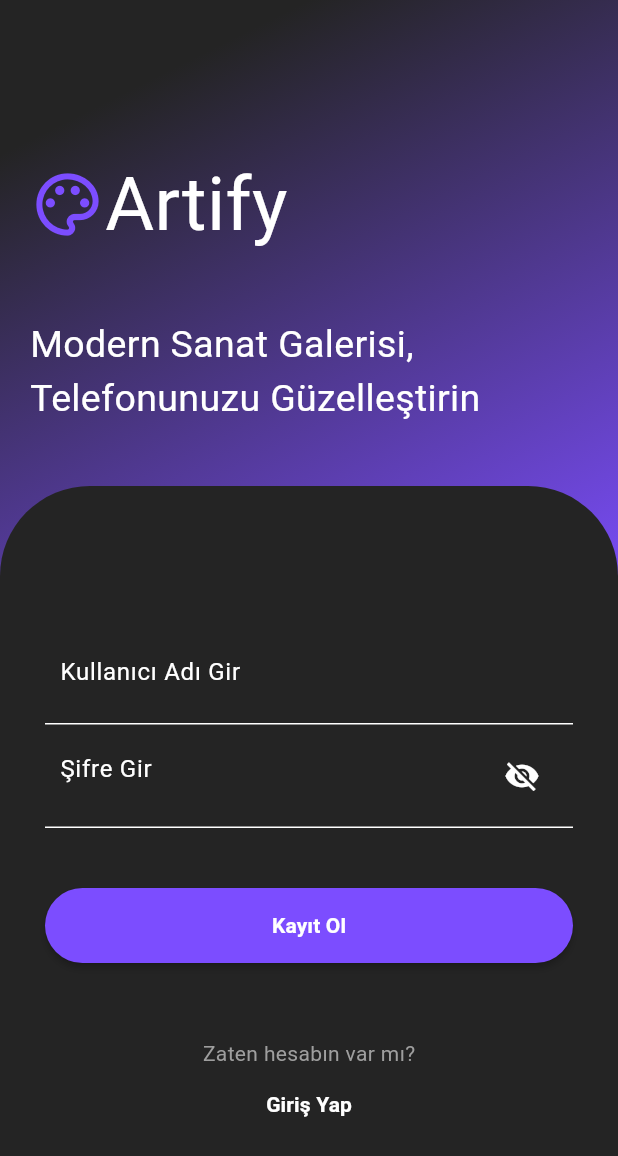
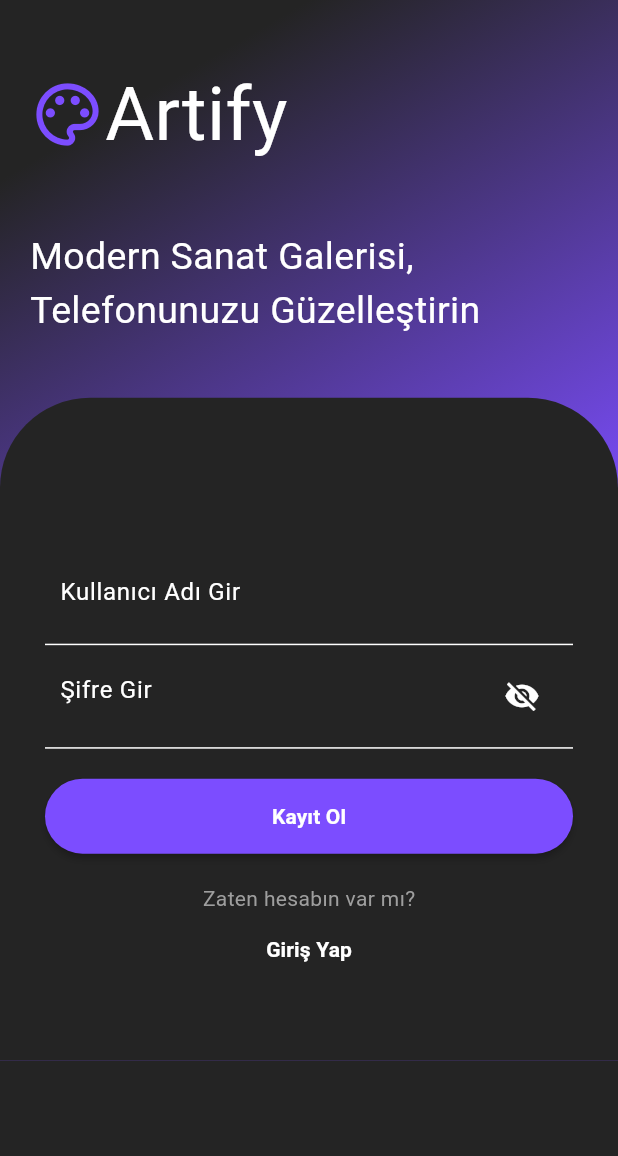
Before and after one commit to AksitArda/Artify, a Flutter app: the screen it shows after launch, after a tap on "Hesap Oluştur", on a phone screen of 412 x 824 dp. Shown: the top 1156 px of the screen. Run offline on Flutter 3.47's test engine with Material 3 defaults, Android fonts, the light colour scheme and no system bars; our stand-ins replace animate_do, image_picker, shared_preferences.

Commit message:
responsive updates

```diff
--- a/app/lib/login.dart
+++ b/app/lib/login.dart
@@ -78,7 +78,8 @@ class _LoginState extends State<Login> {
   Widget build(BuildContext context) {
     return Scaffold(
       backgroundColor: const Color.fromARGB(255, 36, 36, 36),
-      body: Container(
+      body: SingleChildScrollView(
+        child: Container(
           width: double.infinity,
           decoration: const BoxDecoration(
             gradient: LinearGradient(
@@ -92,7 +93,7 @@ class _LoginState extends State<Login> {
           child: Column(
             crossAxisAlignment: CrossAxisAlignment.start,
             children: <Widget>[
-            const SizedBox(height: 80),
+              const SizedBox(height: 20),
               Padding(
                 padding: const EdgeInsets.all(20),
                 child: Column(
@@ -126,8 +127,7 @@ class _LoginState extends State<Login> {
                 ),
               ),
               const SizedBox(height: 20),
-            Expanded(
-              child: Container(
+              Container(
                 decoration: const BoxDecoration(
                   color: Color.fromARGB(255, 36, 36, 36),
                   borderRadius: BorderRadius.only(
@@ -229,7 +229,7 @@ class _LoginState extends State<Login> {
                           ),
                         ),
                       ),
-                      const SizedBox(height: 50),
+                      const SizedBox(height: 20),
                       FadeInUp(
                         duration: const Duration(milliseconds: 1500),
                         child: const Text(
@@ -257,15 +257,14 @@ class _LoginState extends State<Login> {
                           ),
                         ),
                       ),
-                      const SizedBox(height: 40),
                     ],
-                  ),
                   ),
                 ),
               ),
             ],
           ),
         ),
+      ),
     );
   }
 }
--- a/app/lib/register.dart
+++ b/app/lib/register.dart
@@ -69,20 +69,26 @@ class _RegisterState extends State<Register> {
 
   @override
   Widget build(BuildContext context) {
+    final double screenHeight = MediaQuery.of(context).size.height;
+
     return Scaffold(
       backgroundColor: Color.fromARGB(255, 36, 36, 36),
-      body: Container(
+      body: SingleChildScrollView(
+        child: Container(
           width: double.infinity,
           decoration: BoxDecoration(
-          gradient: LinearGradient(begin: Alignment.topCenter, colors: [
+            gradient: LinearGradient(
+              begin: Alignment.topCenter,
+              colors: [
                 Color.fromARGB(255, 36, 36, 36),
                 Colors.deepPurpleAccent,
-          ]),
+              ],
+            ),
           ),
           child: Column(
             crossAxisAlignment: CrossAxisAlignment.start,
             children: <Widget>[
-            SizedBox(height: 80),
+              const SizedBox(height: 20),
               Padding(
                 padding: EdgeInsets.all(20),
                 child: Column(
@@ -95,7 +101,7 @@ class _RegisterState extends State<Register> {
                         Text("Artify", style: TextStyle(color: Colors.white, fontSize: 50)),
                       ]),
                     ),
-                  SizedBox(height: 40),
+                    SizedBox(height: screenHeight * 0.05),
                     FadeInUp(
                       duration: Duration(milliseconds: 1300),
                       child: Text(
@@ -106,9 +112,8 @@ class _RegisterState extends State<Register> {
                   ],
                 ),
               ),
-            SizedBox(height: 20),
-            Expanded(
-              child: Container(
+              const SizedBox(height: 20),
+              Container(
                 decoration: BoxDecoration(
                   color: Color.fromARGB(255, 36, 36, 36),
                   borderRadius: BorderRadius.only(topLeft: Radius.circular(60), topRight: Radius.circular(60)),
@@ -117,7 +122,7 @@ class _RegisterState extends State<Register> {
                   padding: EdgeInsets.all(30),
                   child: Column(
                     children: <Widget>[
-                      SizedBox(height: 60),
+                      SizedBox(height: screenHeight * 0.08),
                       FadeInUp(
                         duration: Duration(milliseconds: 1400),
                         child: Container(
@@ -172,7 +177,7 @@ class _RegisterState extends State<Register> {
                           ),
                         ),
                       ),
-                      SizedBox(height: 40),
+                      const SizedBox(height: 20),
                       FadeInUp(
                         duration: Duration(milliseconds: 1600),
                         child: MaterialButton(
@@ -190,7 +195,7 @@ class _RegisterState extends State<Register> {
                           ),
                         ),
                       ),
-                      SizedBox(height: 50),
+                      const SizedBox(height: 20),
                       FadeInUp(
                         duration: Duration(milliseconds: 1500),
                         child: Text(
@@ -215,14 +220,15 @@ class _RegisterState extends State<Register> {
                           ),
                         ),
                       ),
+                      const SizedBox(height: 20),
                     ],
-                  ),
                   ),
                 ),
               )
             ],
           ),
         ),
+      ),
     );
   }
 }
```
Lines whose indentation alone changed are shown as unchanged.
